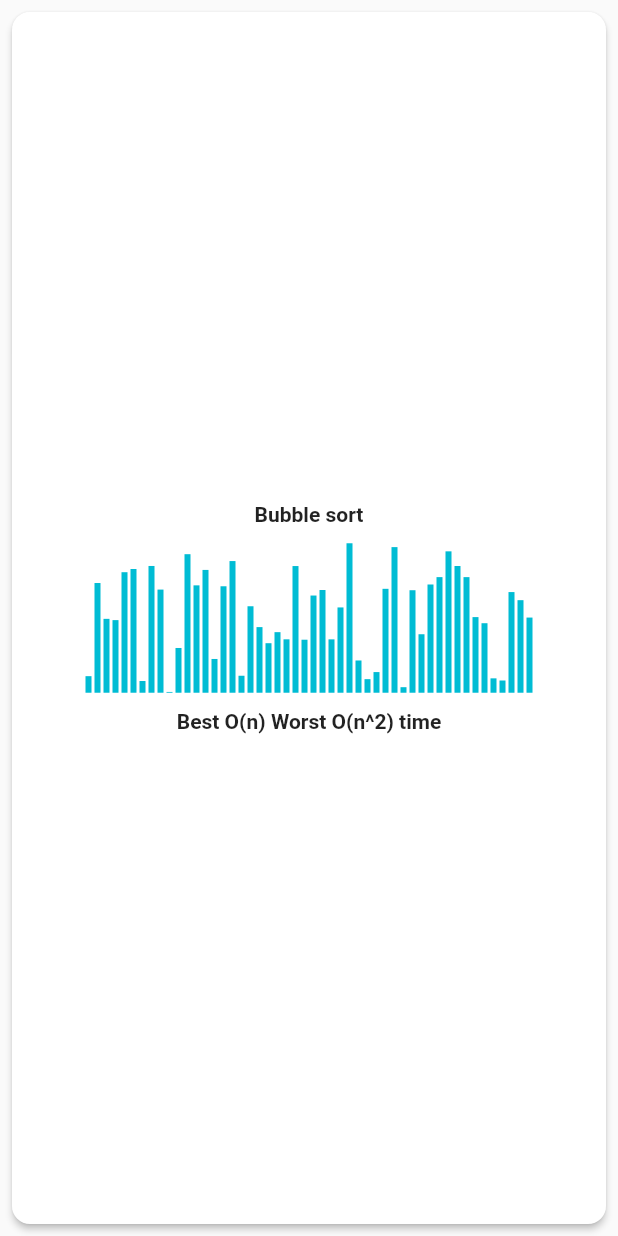
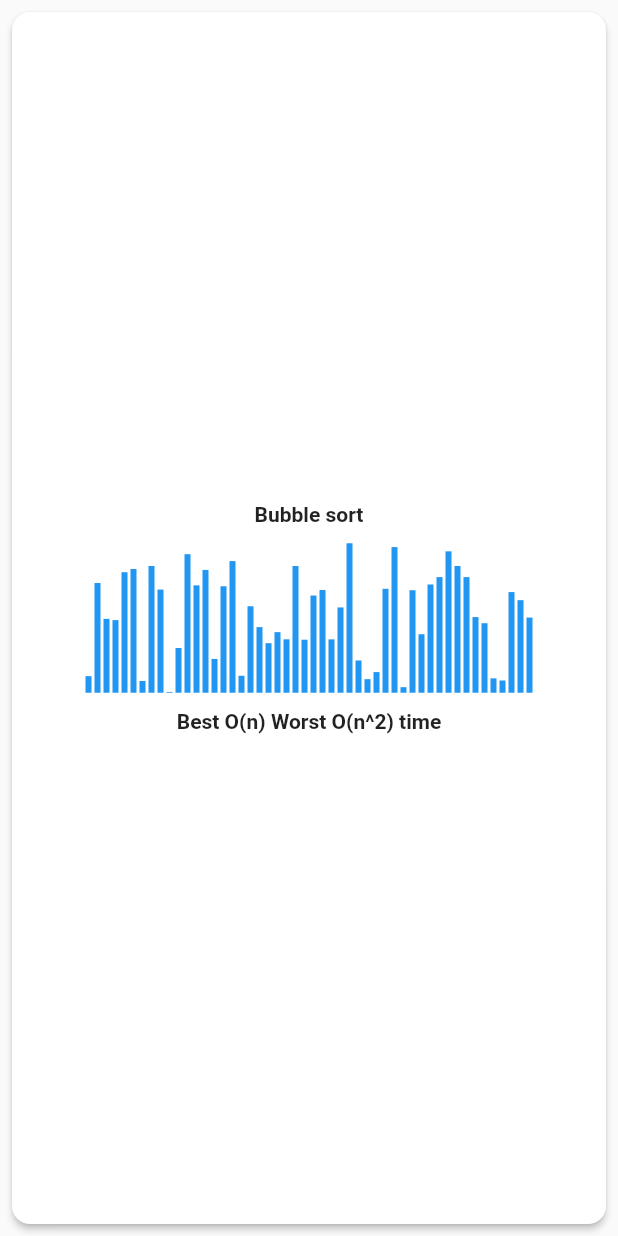
Before and after one commit to VadymPinchuk/visualizer, a Flutter app: the BubbleSortWidget widget shown alone on an empty page, opened directly, on a phone screen of 412 x 824 dp. Run offline on Flutter 3.47's test engine with Material 2 defaults, Android fonts, the phone set to English and light mode, and no system bars; our stand-ins replace shared_preferences; accounts and stored records are empty.

Commit message:
Fixed some minor stuff

```diff
--- a/lib/bubble/bubble_sort_widget.dart
+++ b/lib/bubble/bubble_sort_widget.dart
@@ -26,6 +26,7 @@ class BubbleSortWidget extends StatelessWidget {
                   mainAxisAlignment: MainAxisAlignment.center,
                   crossAxisAlignment: CrossAxisAlignment.end,
                   children: _buildArrayWidgets(
+                    Theme.of(context).accentColor,
                     state.array,
                     state.prev,
                     state.curr,
@@ -44,14 +45,14 @@ class BubbleSortWidget extends StatelessWidget {
         ),
       );
 
-  List<Widget> _buildArrayWidgets(List<double> array, int prev, int curr, int sorted) => array
+  List<Widget> _buildArrayWidgets(Color main, List<double> array, int prev, int curr, int sorted) => array
       .map((e) => Container(
             width: 4,
             height: e,
             margin: const EdgeInsets.all(1),
             color: array.indexOf(e) == prev
                 ? Colors.orange
-                : (array.indexOf(e) == curr ? Colors.red : (array.indexOf(e) >= sorted ? Colors.blue : Colors.cyan)),
+                : (array.indexOf(e) == curr ? Colors.red : (array.indexOf(e) >= sorted ? Colors.green : main)),
           ))
       .toList();
 }
--- a/lib/insertion/insertion_sort_widget.dart
+++ b/lib/insertion/insertion_sort_widget.dart
@@ -26,6 +26,7 @@ class InsertionSortWidget extends StatelessWidget {
                   mainAxisAlignment: MainAxisAlignment.center,
                   crossAxisAlignment: CrossAxisAlignment.end,
                   children: _buildArrayWidgets(
+                    Theme.of(context).accentColor,
                     state.array,
                     state.prev,
                     state.curr,
@@ -44,14 +45,14 @@ class InsertionSortWidget extends StatelessWidget {
         ),
       );
 
-  List<Widget> _buildArrayWidgets(List<double> array, int prev, int curr, int sorted) => array
+  List<Widget> _buildArrayWidgets(Color main, List<double> array, int prev, int curr, int sorted) => array
       .map((e) => Container(
             width: 4,
             height: e,
             margin: const EdgeInsets.all(1),
             color: array.indexOf(e) == prev
                 ? Colors.orange
-                : (array.indexOf(e) == curr ? Colors.red : (array.indexOf(e) >= sorted ? Colors.blue : Colors.cyan)),
+                : (array.indexOf(e) == curr ? Colors.red : (array.indexOf(e) >= sorted ? Colors.lightBlue : main)),
           ))
       .toList();
 }
--- a/lib/merge/merge_sort_widget.dart
+++ b/lib/merge/merge_sort_widget.dart
@@ -26,6 +26,7 @@ class MergeSortWidget extends StatelessWidget {
                   mainAxisAlignment: MainAxisAlignment.center,
                   crossAxisAlignment: CrossAxisAlignment.end,
                   children: _buildArrayWidgets(
+                    Theme.of(context).accentColor,
                     state.array,
                     state.left,
                     state.right,
@@ -44,14 +45,14 @@ class MergeSortWidget extends StatelessWidget {
         ),
       );
 
-  List<Widget> _buildArrayWidgets(List<double> array, int curr, int next, int sorted) => array
+  List<Widget> _buildArrayWidgets(Color main, List<double> array, int curr, int next, int sorted) => array
       .map((e) => Container(
             width: 4,
             height: e,
             margin: const EdgeInsets.all(1),
             color: array.indexOf(e) == curr
                 ? Colors.orange
-                : (array.indexOf(e) == next ? Colors.red : (array.indexOf(e) >= sorted ? Colors.blue : Colors.cyan)),
+                : (array.indexOf(e) == next ? Colors.red : (array.indexOf(e) >= sorted ? Colors.pinkAccent : main)),
           ))
       .toList();
 }
```
Also changed, not shown: lib/selection/selection_sort_widget.dart (+7 -4 lines).
